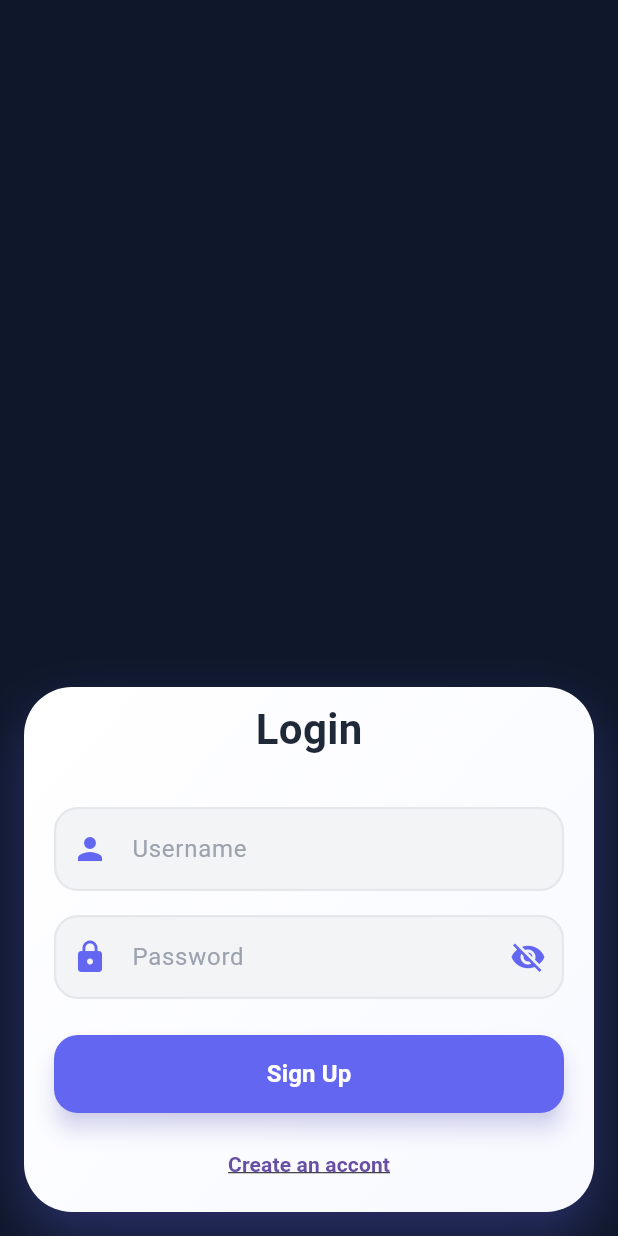
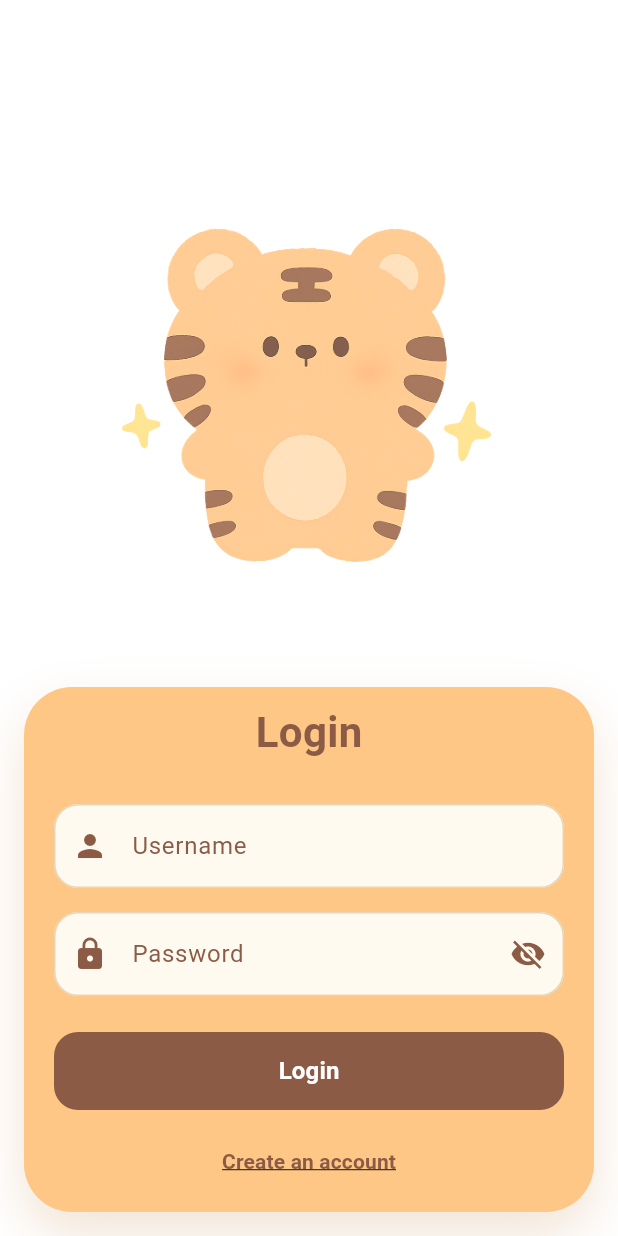
Before and after one commit to kimmysoybad404/project_mobile, a Flutter app: the screen it shows after launch, on a phone screen of 412 x 824 dp. Run offline on Flutter 3.47's test engine with Material 3 defaults, Android fonts, the phone set to English and light mode, and no system bars.

Commit message:
Complete : Login UI

```diff
--- a/lib/Login.dart
+++ b/lib/Login.dart
@@ -12,8 +12,8 @@ class _LoginPageState extends State<LoginPage> {
   @override
   Widget build(BuildContext context) {
     return Scaffold(
-      backgroundColor: const Color(0xFF0F172A),
-      bottomNavigationBar: Login(),
+      backgroundColor: Colors.white,
+      bottomNavigationBar: const Login(),
     );
   }
 }
@@ -26,30 +26,65 @@ class Login extends StatefulWidget {
 }
 
 class _LoginState extends State<Login> {
+  final FocusNode _focusNode = FocusNode();
   int Role = 2;
   bool hidePassword = true;
+  bool OnImageChane = false;
+  Color DarkBrown = Color(0xFF8B5B46);
+  Color LightBrown = Color(0xFFFEC785);
+  String _currentImage = "assets/images/TigarEye.png";
+  String ImageTigar = "assets/images/Tigar.png";
+  String ImageTigarEye = "assets/images/TigarEye.png";
+
+  @override
+  void initState() {
+    super.initState();
+    _focusNode.addListener(_onFocusChange);
+  }
+
+  @override
+  void dispose() {
+    _focusNode.removeListener(_onFocusChange);
+    _focusNode.dispose();
+    super.dispose();
+  }
+  void _onFocusChange() {
+    setState(() {
+      if (_focusNode.hasFocus) {
+        _currentImage = ImageTigar;
+      } else {
+        _currentImage = ImageTigarEye;
+      }
+    });
+  }
 
   @override
   Widget build(BuildContext context) {
     return Padding(
       padding: const EdgeInsets.all(16.0),
-      child: Container(
+      child: Stack(
+        clipBehavior: Clip.none,
+        children: [
+          Container(
             height: 350,
             decoration: BoxDecoration(
-          gradient: LinearGradient(
+              gradient:  LinearGradient(
                 begin: Alignment.topLeft,
                 end: Alignment.bottomRight,
-            colors: [Colors.white, Color(0xFFF8F9FF)],
+                colors: [LightBrown, LightBrown],
               ),
               borderRadius: BorderRadius.circular(32),
               boxShadow: [
                 BoxShadow(
-              color: Color(0xFF6366F1).withOpacity(0.3),
+                  color: const Color(0xFFD4A574).withOpacity(0.3),
                   blurRadius: 30,
-              offset: Offset(0, 15),
+                  offset: const Offset(0, 15),
                 ),
               ],
             ),
+            child: Padding(
+              padding: const EdgeInsets.only(top: 10),
+              child: SingleChildScrollView(
                 child: Column(
                   mainAxisAlignment: MainAxisAlignment.center,
                   children: [
@@ -58,48 +93,53 @@ class _LoginState extends State<Login> {
                       style: TextStyle(
                         fontSize: 28,
                         fontWeight: FontWeight.bold,
-                color: Color(0xFF1F2937),
+                        color: DarkBrown,
                       ),
                     ),
-
-            SizedBox(height: 24),
+                    const SizedBox(height: 20),
 
                     Padding(
-              padding: const EdgeInsets.symmetric(horizontal: 20, vertical: 8),
+                      padding: const EdgeInsets.symmetric(
+                        horizontal: 20,
+                        vertical: 8,
+                      ),
                       child: TextField(
                         decoration: InputDecoration(
-                  prefixIcon: Icon(Icons.person, color: Color(0xFF6366F1)),
+                          prefixIcon: Icon(Icons.person, color: DarkBrown),
                           labelText: 'Username',
-                  labelStyle: TextStyle(color: Color(0xFF9CA3AF)),
+                          labelStyle: TextStyle(color: DarkBrown),
                           filled: true,
-                  fillColor: Color(0xFFF3F4F6),
+                          fillColor: const Color(0xFFFFFAF0),
                           border: OutlineInputBorder(
-                    borderSide: BorderSide(
-                      color: Color(0xFFE5E7EB),
-                      width: 1.5,
+                            borderRadius: BorderRadius.circular(16),
+                            borderSide: const BorderSide(
+                              color: Color(0xFFE6D5B8),
                             ),
-                    borderRadius: BorderRadius.circular(16),
                           ),
                           enabledBorder: OutlineInputBorder(
-                    borderSide: BorderSide(
-                      color: Color(0xFFE5E7EB),
-                      width: 1.5,
+                            borderRadius: BorderRadius.circular(16),
+                            borderSide: const BorderSide(
+                              color: Color(0xFFE6D5B8),
                             ),
-                    borderRadius: BorderRadius.circular(16),
                           ),
                           focusedBorder: OutlineInputBorder(
-                    borderSide: BorderSide(color: Color(0xFF6366F1), width: 2),
                             borderRadius: BorderRadius.circular(16),
+                            borderSide: BorderSide(color: DarkBrown, width: 2),
                           ),
                         ),
                       ),
                     ),
+
                     Padding(
-              padding: const EdgeInsets.symmetric(horizontal: 20, vertical: 8),
+                      padding: const EdgeInsets.symmetric(
+                        horizontal: 20,
+                        vertical: 8,
+                      ),
                       child: TextField(
+                        focusNode: _focusNode,
                         obscureText: hidePassword,
                         decoration: InputDecoration(
-                  prefixIcon: Icon(Icons.lock, color: Color(0xFF6366F1)),
+                          prefixIcon: Icon(Icons.lock, color: DarkBrown),
                           suffixIcon: GestureDetector(
                             onTap: () {
                               setState(() {
@@ -107,36 +147,37 @@ class _LoginState extends State<Login> {
                               });
                             },
                             child: Icon(
-                      hidePassword ? Icons.visibility_off : Icons.visibility,
-                      color: Color(0xFF6366F1),
+                              hidePassword
+                                  ? Icons.visibility_off
+                                  : Icons.visibility,
+                              color: DarkBrown,
                             ),
                           ),
                           labelText: 'Password',
-                  labelStyle: TextStyle(color: Color(0xFF9CA3AF)),
+                          labelStyle: TextStyle(color: DarkBrown),
                           filled: true,
-                  fillColor: Color(0xFFF3F4F6),
+                          fillColor: const Color(0xFFFFFAF0),
                           border: OutlineInputBorder(
-                    borderSide: BorderSide(
-                      color: Color(0xFFE5E7EB),
-                      width: 1.5,
+                            borderRadius: BorderRadius.circular(16),
+                            borderSide: const BorderSide(
+                              color: Color(0xFFE6D5B8),
                             ),
-                    borderRadius: BorderRadius.circular(16),
                           ),
                           enabledBorder: OutlineInputBorder(
-                    borderSide: BorderSide(
-                      color: Color(0xFFE5E7EB),
-                      width: 1.5,
+                            borderRadius: BorderRadius.circular(16),
+                            borderSide: const BorderSide(
+                              color: Color(0xFFE6D5B8),
                             ),
-                    borderRadius: BorderRadius.circular(16),
                           ),
                           focusedBorder: OutlineInputBorder(
-                    borderSide: BorderSide(color: Color(0xFF6366F1), width: 2),
                             borderRadius: BorderRadius.circular(16),
+                            borderSide: BorderSide(color: DarkBrown, width: 2),
                           ),
                         ),
                       ),
                     ),
-            SizedBox(height: 16),
+
+                    const SizedBox(height: 16),
 
                     Padding(
                       padding: const EdgeInsets.symmetric(horizontal: 20),
@@ -146,15 +187,14 @@ class _LoginState extends State<Login> {
                         child: ElevatedButton(
                           onPressed: () {},
                           style: ElevatedButton.styleFrom(
-                    backgroundColor: Color(0xFF6366F1),
+                            backgroundColor: DarkBrown,
+                            elevation: 0,
                             shape: RoundedRectangleBorder(
                               borderRadius: BorderRadius.circular(16),
                             ),
-                    elevation: 6,
-                    shadowColor: Color(0xFF6366F1).withOpacity(0.4),
                           ),
-                  child: Text(
-                    "Sign Up",
+                          child: const Text(
+                            "Login",
                             style: TextStyle(
                               fontSize: 16,
                               fontWeight: FontWeight.bold,
@@ -165,11 +205,12 @@ class _LoginState extends State<Login> {
                       ),
                     ),
 
-            SizedBox(height: 10),
-
+                    const SizedBox(height: 10),
                     if (Role != 1)
                       TextButton(
-                style: TextButton.styleFrom(overlayColor: Colors.transparent),
+                        style: TextButton.styleFrom(
+                          overlayColor: Colors.transparent,
+                        ),
                         onPressed: () {
                           Navigator.push(
                             context,
@@ -179,8 +220,9 @@ class _LoginState extends State<Login> {
                           );
                         },
                         child: Text(
-                  "Create an accont",
+                          "Create an account",
                           style: TextStyle(
+                            color: DarkBrown,
                             fontWeight: FontWeight.bold,
                             decoration: TextDecoration.underline,
                           ),
@@ -189,6 +231,19 @@ class _LoginState extends State<Login> {
                   ],
                 ),
               ),
+            ),
+          ),
+
+          Positioned(
+            top: -350,
+            left: 0,
+            right: 0,
+            child: Center(
+              child: Image.asset(_currentImage, height: 300),
+            ),
+          ),
+        ],
+      ),
     );
   }
 }
--- a/pubspec.yaml
+++ b/pubspec.yaml
@@ -58,9 +58,9 @@ flutter:
   uses-material-design: true
 
   # To add assets to your application, add an assets section, like this:
-  # assets:
-  #   - images/a_dot_burr.jpeg
-  #   - images/a_dot_ham.jpeg
+  assets:
+   - assets/images/Tigar.png
+   - assets/images/TigarEye.png
 
   # An image asset can refer to one or more resolution-specific "variants", see
   # https://flutter.dev/to/resolution-aware-images
```
Also changed, not shown: assets/images/AUT-logo-block-international-white-300x300.jpg (deleted), assets/images/Tigar.png (added), assets/images/TigarEye.png (added), pubspec.lock. Lines whose indentation alone changed are shown as unchanged.
